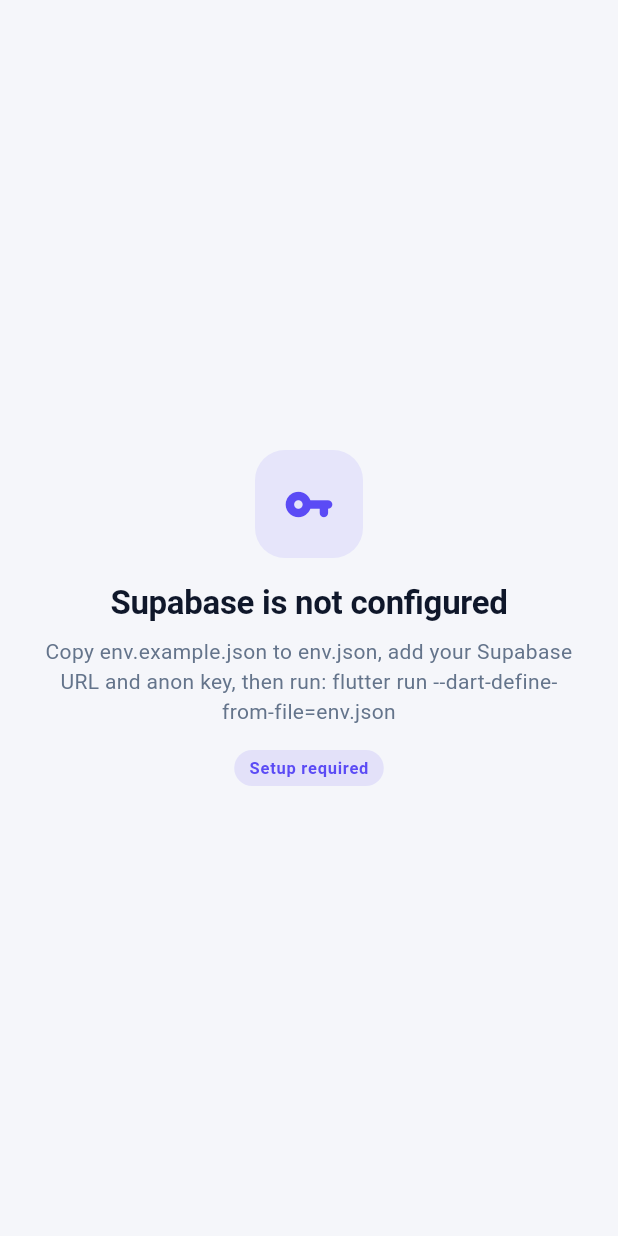
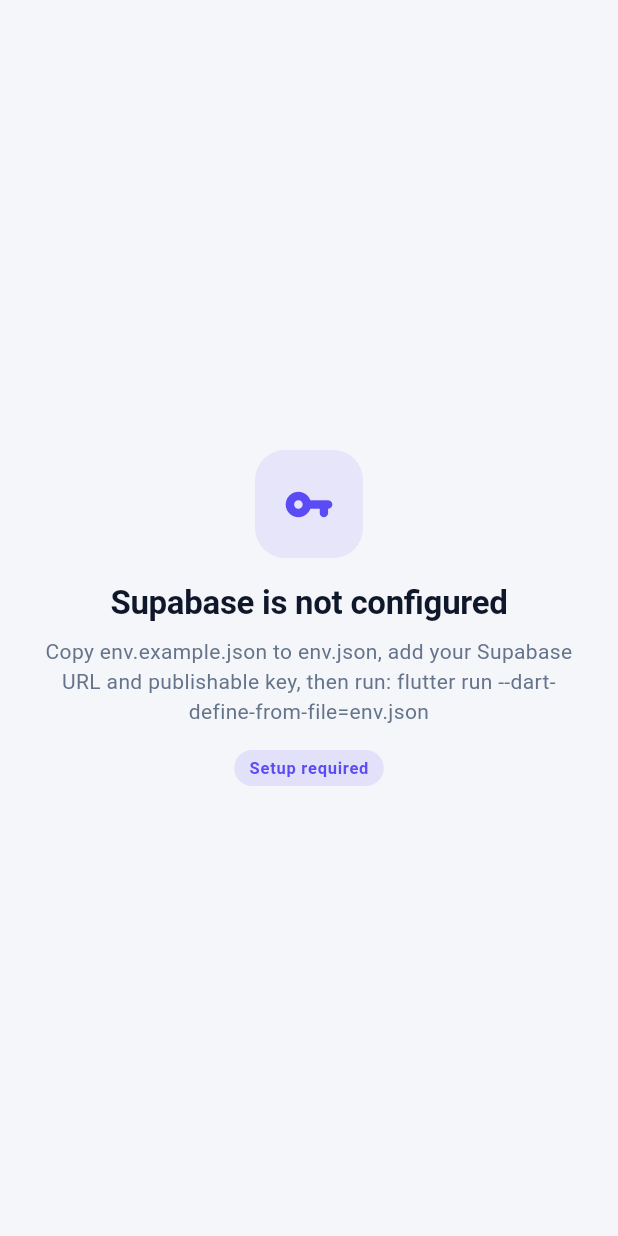
Before and after one commit to meklitseyfe-dev/postflow, a Flutter app: the screen it shows after launch, on a phone screen of 412 x 824 dp. Run offline on Flutter 3.47's test engine with Material 3 defaults, Android fonts, the phone set to English and light mode, and no system bars; our stand-ins replace supabase_flutter; accounts and stored records are empty.

Commit message:
fix: use Supabase publishableKey instead of deprecated anonKey
Co-Authored-By: Claude Opus 5.5 <noreply@anthropic.com>
Claude-Session: https://claude.ai/code/session_01Cq5mETwPrwXEQiVSnobUZV

```diff
--- a/env.example.json
+++ b/env.example.json
@@ -1,4 +1,4 @@
 {
   "SUPABASE_URL": "https://YOUR-PROJECT-REF.supabase.co",
-  "SUPABASE_ANON_KEY": "YOUR-SUPABASE-ANON-OR-PUBLISHABLE-KEY"
+  "SUPABASE_PUBLISHABLE_KEY": "sb_publishable_YOUR-KEY"
 }
--- a/lib/app/missing_config_app.dart
+++ b/lib/app/missing_config_app.dart
@@ -21,7 +21,8 @@ class MissingConfigApp extends StatelessWidget {
             title: 'Supabase is not configured',
             message:
                 'Copy env.example.json to env.json, add your Supabase URL and '
-                'anon key, then run: flutter run --dart-define-from-file=env.json',
+                'publishable key, then run: '
+                'flutter run --dart-define-from-file=env.json',
             note: 'Setup required',
           ),
         ),
--- a/lib/core/config/supabase_config.dart
+++ b/lib/core/config/supabase_config.dart
@@ -7,7 +7,13 @@
 /// See `env.example.json`. Never commit real keys.
 abstract final class SupabaseConfig {
   static const String url = String.fromEnvironment('SUPABASE_URL');
-  static const String anonKey = String.fromEnvironment('SUPABASE_ANON_KEY');
 
-  static bool get isConfigured => url.isNotEmpty && anonKey.isNotEmpty;
+  /// The project's publishable key (`sb_publishable_…`). The legacy anon key
+  /// is accepted too, under either setting name.
+  static const String publishableKey = String.fromEnvironment(
+    'SUPABASE_PUBLISHABLE_KEY',
+    defaultValue: String.fromEnvironment('SUPABASE_ANON_KEY'),
+  );
+
+  static bool get isConfigured => url.isNotEmpty && publishableKey.isNotEmpty;
 }
--- a/lib/main.dart
+++ b/lib/main.dart
@@ -16,7 +16,7 @@ Future<void> main() async {
 
   await Supabase.initialize(
     url: SupabaseConfig.url,
-    anonKey: SupabaseConfig.anonKey,
+    publishableKey: SupabaseConfig.publishableKey,
   );
   final client = Supabase.instance.client;
 
```
Also changed, not shown: 1 other file.
